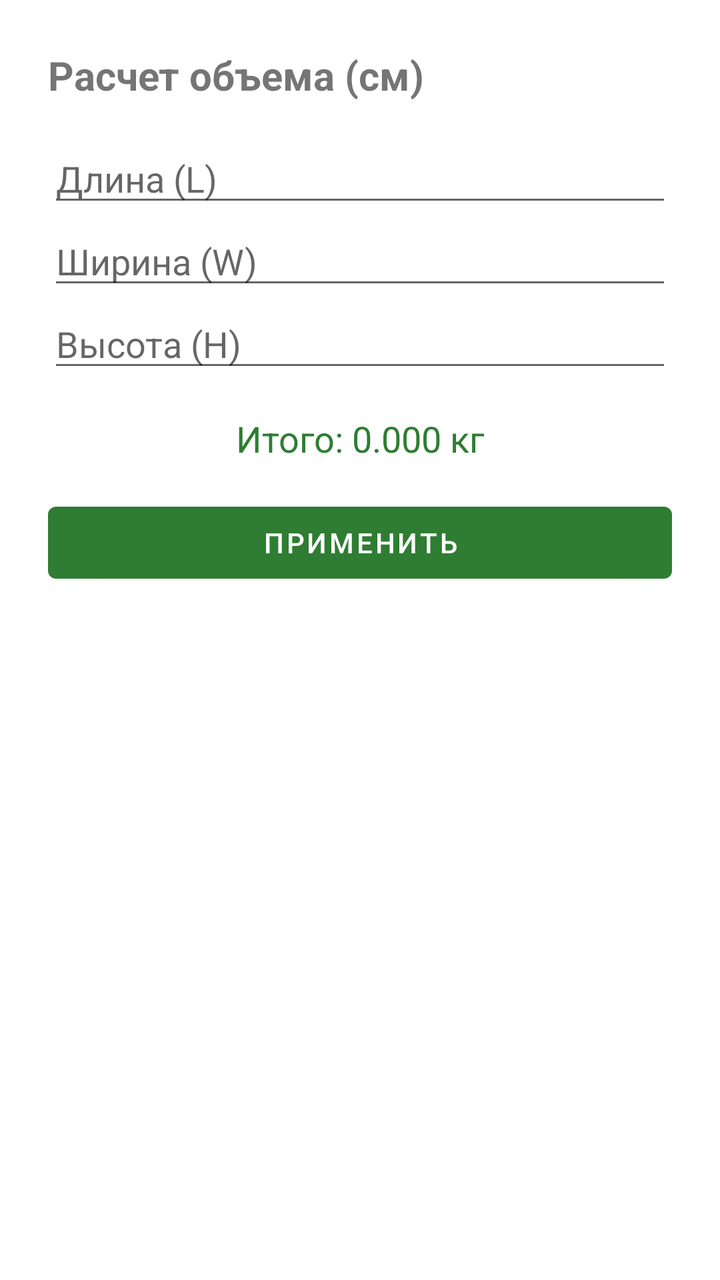
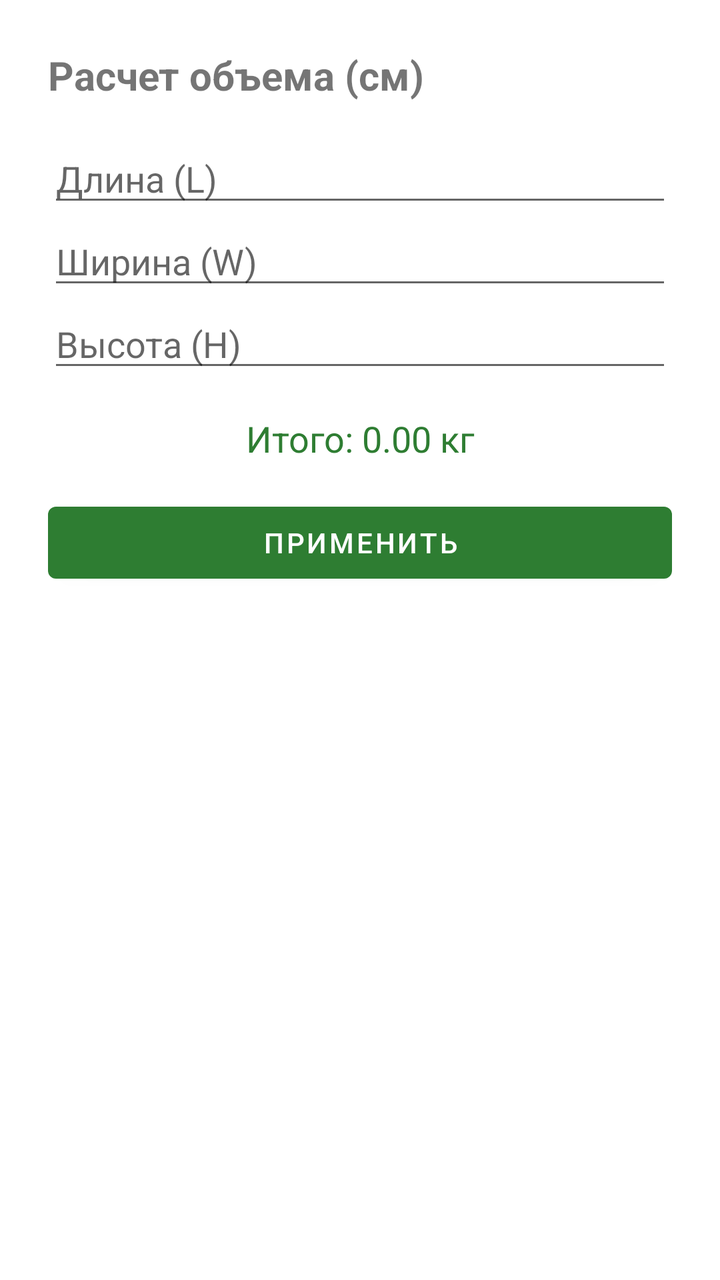

The first picture is an Android layout as it rendered before a commit; the second is the same layout after the commit. The layout source and the unified diff follow.
<!-- AndroidManifest.xml: application theme AppTheme -->
<!-- res/layout/dialog_volume.xml -->
<?xml version="1.0" encoding="utf-8"?>
<LinearLayout xmlns:android="http://schemas.android.com/apk/res/android"
    android:layout_width="match_parent"
    android:layout_height="wrap_content"
    android:orientation="vertical"
    android:padding="24dp">

    <TextView
        android:layout_width="wrap_content"
        android:layout_height="wrap_content"
        android:text="Расчет объема (см)"
        android:textSize="20sp"
        android:textStyle="bold"
        android:layout_marginBottom="16dp"/>

    <EditText android:id="@+id/etLength" android:layout_width="match_parent" android:layout_height="wrap_content" android:hint="Длина (L)" android:inputType="numberDecimal" />
    <EditText android:id="@+id/etWidth" android:layout_width="match_parent" android:layout_height="wrap_content" android:hint="Ширина (W)" android:inputType="numberDecimal" />
    <EditText android:id="@+id/etHeight" android:layout_width="match_parent" android:layout_height="wrap_content" android:hint="Высота (H)" android:inputType="numberDecimal" />

    <TextView
        android:id="@+id/tvResultPreview"
        android:layout_width="match_parent"
        android:layout_height="wrap_content"
        android:text="Итого: 0.000 кг"
        android:gravity="center"
        android:textSize="18sp"
        android:layout_marginTop="16dp"
        android:textColor="#2E7D32"/>

    <Button
        android:id="@+id/btnApplyVolume"
        android:layout_width="match_parent"
        android:layout_height="wrap_content"
        android:text="ПРИМЕНИТЬ"
        android:layout_marginTop="16dp" />
</LinearLayout>
<!-- resources referenced by this layout -->
<resources>
  <style name="AppTheme" parent="Theme.MaterialComponents.Light.NoActionBar">
          
          <item name="colorPrimary">#2E7D32</item>  
          <item name="colorPrimaryVariant">#1B5E20</item>
          <item name="colorOnPrimary">#FFFFFF</item>
          <item name="colorSecondary">#2E7D32</item>
          <item name="colorSecondaryVariant">#1B5E20</item>
          <item name="colorOnSecondary">#000000</item>
      </style>
</resources>

<!-- the commit's change to res/layout/dialog_volume.xml (unified diff, before → after) -->
@@ -21,7 +21,7 @@
         android:id="@+id/tvResultPreview"
         android:layout_width="match_parent"
         android:layout_height="wrap_content"
-        android:text="Итого: 0.000 кг"
+        android:text="Итого: 0.00 кг"
         android:gravity="center"
         android:textSize="18sp"
         android:layout_marginTop="16dp"
